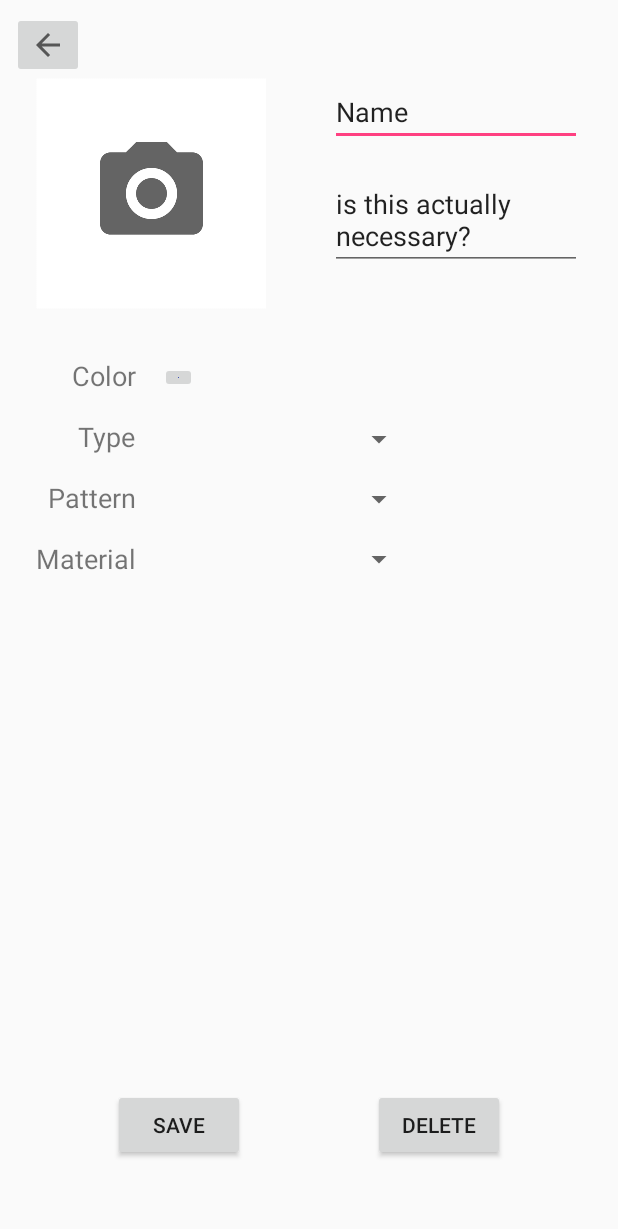
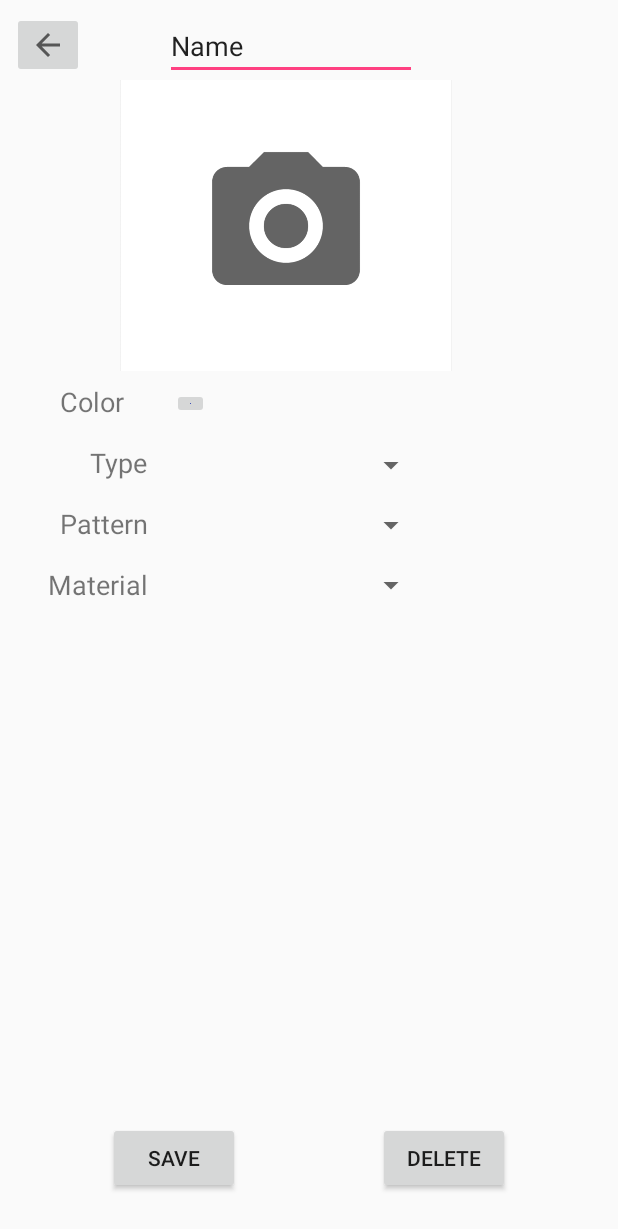
Before and after one commit to APaonessa/ClosetCase, an Android app: the layout activity_clothing_screen.xml on its own in the app's theme, with its tools: preview values and no code run, on a phone screen of 412 x 824 dp. Shown: the top 1229 px of the screen. Run offline under Robolectric (Android 15) with nearby library versions, the light colour scheme and no system bars.

Commit message:
prelim clothing screen xml file and java class camera icon for clothing screen

```diff
--- a/app/src/main/java/edu/pitt/cs/cs1635/amp224/closetcase/MainActivity.java
+++ b/app/src/main/java/edu/pitt/cs/cs1635/amp224/closetcase/MainActivity.java
@@ -36,7 +36,6 @@ public class MainActivity extends AppCompatActivity {
         //Intent intent = new Intent(this, ClosestScreen.class);
         //startActivity(intent);
     }
-
 }
 
 //The home page
--- a/app/src/main/res/layout/activity_clothing_screen.xml
+++ b/app/src/main/res/layout/activity_clothing_screen.xml
@@ -18,43 +18,32 @@
 
     <ImageView
         android:id="@+id/photoId"
-        android:layout_width="153dp"
-        android:layout_height="154dp"
-        android:layout_marginLeft="24dp"
+        android:layout_width="221dp"
+        android:layout_height="194dp"
+        android:layout_marginLeft="80dp"
         android:scaleType="centerCrop"
         app:layout_constraintStart_toStartOf="parent"
-        app:layout_constraintTop_toBottomOf="@+id/upButton"
+        app:layout_constraintTop_toBottomOf="@+id/articleId"
         app:srcCompat="@drawable/camera_stock" />
 
     <EditText
         android:id="@+id/articleId"
         android:layout_width="168dp"
         android:layout_height="wrap_content"
-        android:layout_marginRight="24dp"
+        android:layout_marginLeft="54dp"
+        android:layout_marginTop="8dp"
         android:ems="10"
         android:inputType="textPersonName"
         android:text="Name"
-        app:layout_constraintEnd_toEndOf="parent"
-        app:layout_constraintTop_toTopOf="@+id/photoId" />
-
-    <EditText
-        android:id="@+id/descriptorId"
-        android:layout_width="0dp"
-        android:layout_height="wrap_content"
-        android:layout_marginTop="16dp"
-        android:ems="10"
-        android:inputType="textMultiLine"
-        android:maxHeight="93dp"
-        android:text="is this actually necessary?"
-        app:layout_constraintEnd_toEndOf="@+id/articleId"
-        app:layout_constraintStart_toStartOf="@+id/articleId"
-        app:layout_constraintTop_toBottomOf="@+id/articleId" />
+        app:layout_constraintStart_toEndOf="@+id/upButton"
+        app:layout_constraintTop_toTopOf="parent" />
 
     <TextView
         android:id="@+id/colorId"
         android:layout_width="wrap_content"
         android:layout_height="wrap_content"
-        android:layout_marginTop="32dp"
+        android:layout_marginRight="16dp"
+        android:layout_marginTop="8dp"
         android:text="Color"
         android:textSize="18sp"
         app:layout_constraintEnd_toEndOf="@+id/typeId"
@@ -84,10 +73,11 @@
         android:id="@+id/materialId"
         android:layout_width="wrap_content"
         android:layout_height="wrap_content"
+        android:layout_marginLeft="32dp"
         android:layout_marginTop="16dp"
         android:text="Material"
         android:textSize="18sp"
-        app:layout_constraintStart_toStartOf="@+id/photoId"
+        app:layout_constraintStart_toStartOf="parent"
         app:layout_constraintTop_toBottomOf="@+id/patternId" />
 
     <ImageButton
@@ -95,8 +85,8 @@
         android:layout_width="wrap_content"
         android:layout_height="wrap_content"
         android:layout_marginBottom="16dp"
-        app:layout_constraintBottom_toTopOf="@+id/typeDropDownId"
-        app:layout_constraintStart_toStartOf="@+id/typeDropDownId"
+        app:layout_constraintBottom_toTopOf="@+id/articleDropDownId"
+        app:layout_constraintStart_toStartOf="@+id/articleDropDownId"
         app:layout_constraintTop_toTopOf="@+id/colorId"
         app:srcCompat="@color/colorPrimary" />
 
@@ -118,7 +108,7 @@
         app:layout_constraintStart_toStartOf="@+id/materialDropDownId" />
 
     <Spinner
-        android:id="@+id/typeDropDownId"
+        android:id="@+id/articleDropDownId"
         android:layout_width="0dp"
         android:layout_height="wrap_content"
         android:layout_marginBottom="16dp"
@@ -130,7 +120,7 @@
         android:id="@+id/saveButton"
         android:layout_width="wrap_content"
         android:layout_height="wrap_content"
-        android:layout_marginLeft="75dp"
+        android:layout_marginLeft="72dp"
         android:text="Save"
         app:layout_constraintBaseline_toBaselineOf="@+id/deleteButton"
         app:layout_constraintStart_toStartOf="parent" />
@@ -139,8 +129,8 @@
         android:id="@+id/deleteButton"
         android:layout_width="wrap_content"
         android:layout_height="wrap_content"
-        android:layout_marginBottom="50dp"
-        android:layout_marginRight="75dp"
+        android:layout_marginBottom="28dp"
+        android:layout_marginRight="72dp"
         android:text="Delete"
         app:layout_constraintBottom_toBottomOf="parent"
         app:layout_constraintEnd_toEndOf="parent" />
```
Also changed, not shown: app/src/main/java/ClothingScreen.java (deleted, +0 -19 lines), app/src/main/java/edu/pitt/cs/cs1635/amp224/closetcase/ClothingScreen.java (added, +50 -0 lines).
